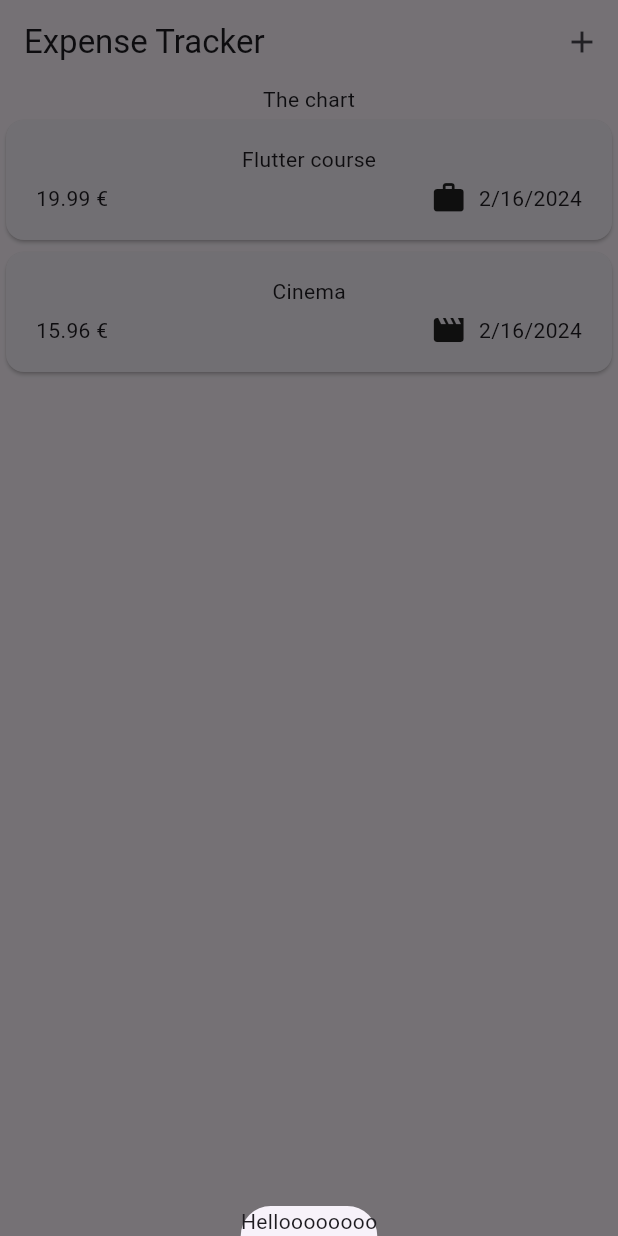
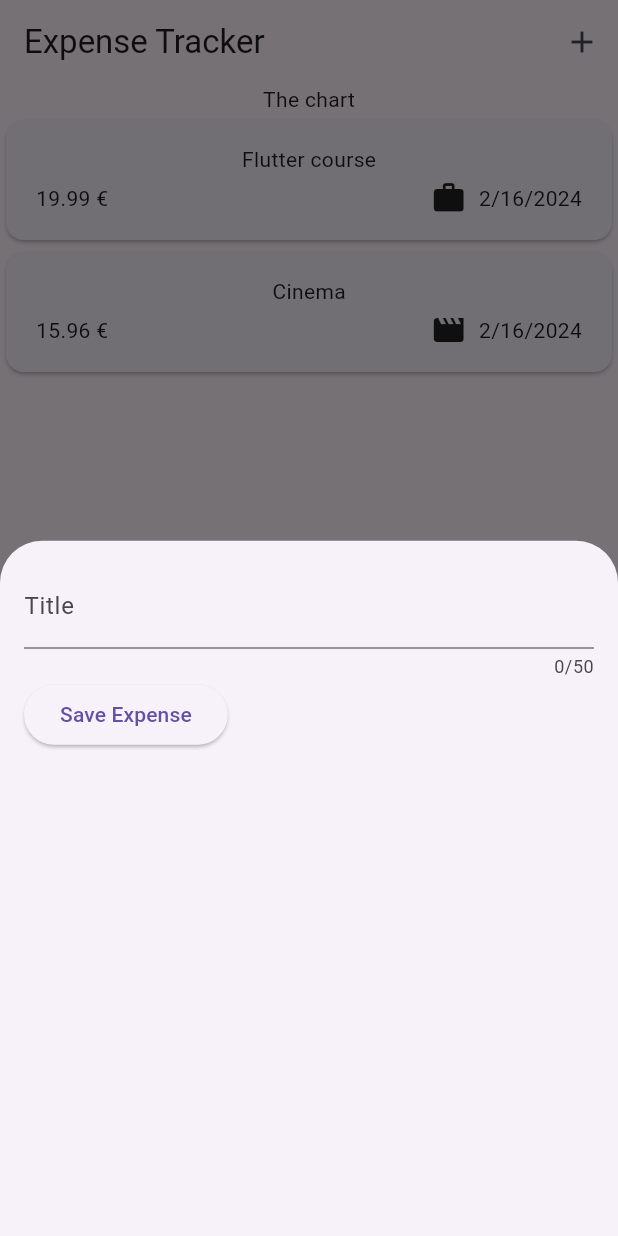
Before and after one commit to Srvictorchinea/expense_tracker, a Flutter app: the screen it shows after launch, after a tap on the "add" icon, on a phone screen of 412 x 824 dp. Run offline on Flutter 3.47's test engine with Material 3 defaults, Android fonts, the phone set to English and light mode, and no system bars.

Commit message:
[FIX] saveTitleInput naming

```diff
--- a/lib/widgets/expenses.dart
+++ b/lib/widgets/expenses.dart
@@ -1,4 +1,5 @@
 import 'package:expense_tracker/widgets/expenses_list/expenses_list.dart';
+import 'package:expense_tracker/widgets/new_expense.dart';
 import 'package:flutter/material.dart';
 import 'package:expense_tracker/models/expense.dart';
 
@@ -26,7 +27,7 @@ class _ExpensesState extends State<Expenses> {
   void _openAddExpenseOverlay() {
     showModalBottomSheet(
       context: context,
-      builder: (contx) => const Text('Helloooooooo'),
+      builder: (contx) => const NewExpense(),
     );
   }
 
--- a/lib/widgets/new_expense.dart
+++ b/lib/widgets/new_expense.dart
@@ -11,7 +11,7 @@ class _NewExpenseState extends State<NewExpense> {
 
   var _enteredTitle = '';
 
-  void _daveTitleInput(String inputValue) {
+  void _saveTitleInput(String inputValue) {
     _enteredTitle = inputValue;
   }
   @override
```
